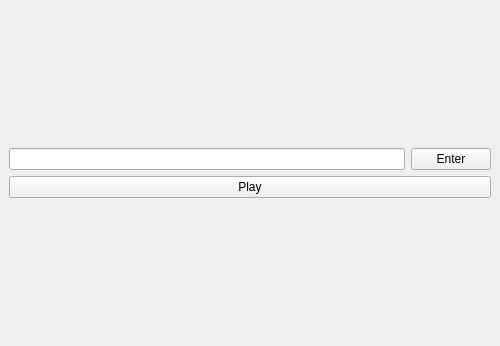
The window that Main.ui (KirMozor/Yamux) describes before a commit, drawn with Qt 5.
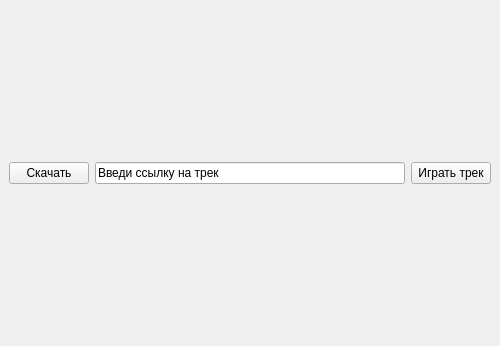
The same window after the commit. Icons and pictures are not drawn.

Commit message: Added download and playback of music via the link

Patch:
```diff
--- a/Main.ui
+++ b/Main.ui
@@ -17,22 +17,26 @@
    <layout class="QVBoxLayout" name="verticalLayout">
     <item>
      <layout class="QGridLayout" name="gridLayout">
-      <item row="1" column="0">
-       <widget class="QPushButton" name="playButton">
-        <property name="text">
-         <string>Play</string>
-        </property>
-       </widget>
-      </item>
-      <item row="0" column="0">
+      <item row="2" column="0">
        <layout class="QHBoxLayout" name="horizontalLayout">
         <item>
-         <widget class="QLineEdit" name="lineEditToken"/>
+         <widget class="QPushButton" name="pushButtonToDownload">
+          <property name="text">
+           <string>Скачать</string>
+          </property>
+         </widget>
         </item>
         <item>
-         <widget class="QPushButton" name="enterTokenButton">
+         <widget class="QLineEdit" name="writeLinkToPlay">
           <property name="text">
-           <string>Enter</string>
+           <string>Введи ссылку на трек</string>
+          </property>
+         </widget>
+        </item>
+        <item>
+         <widget class="QPushButton" name="pushButtonToPlay">
+          <property name="text">
+           <string>Играть трек</string>
           </property>
          </widget>
         </item>
```
Left out of the diff: 4 changed lines with no effect on the pictures. The commit also changes 5 other files.
